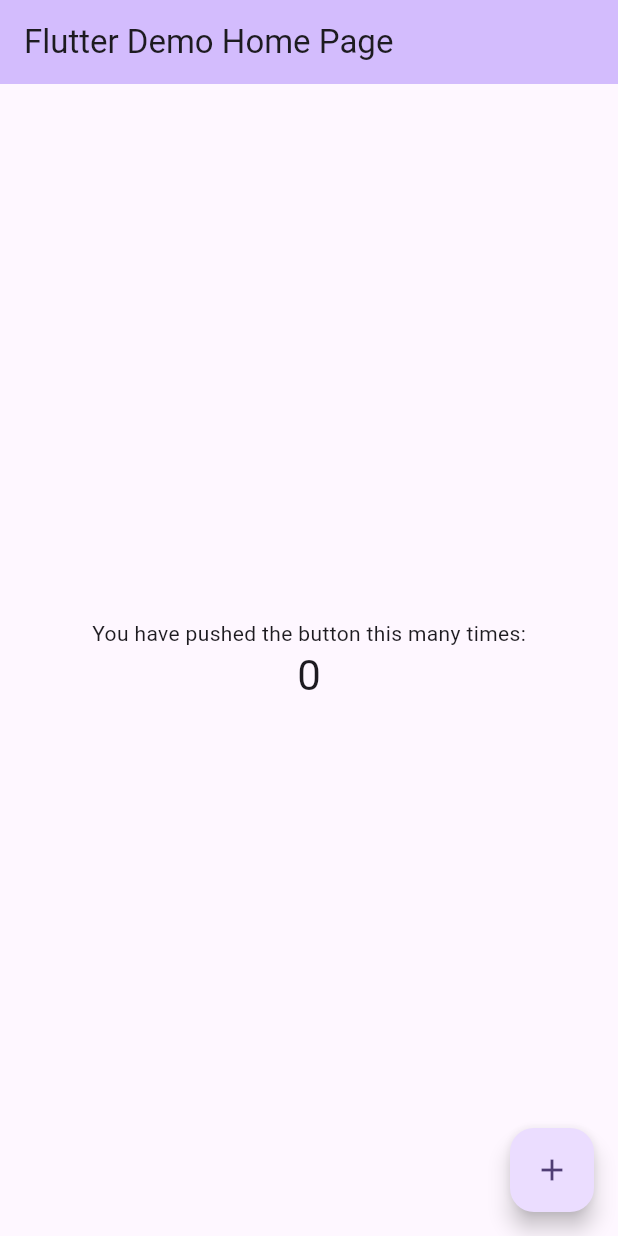
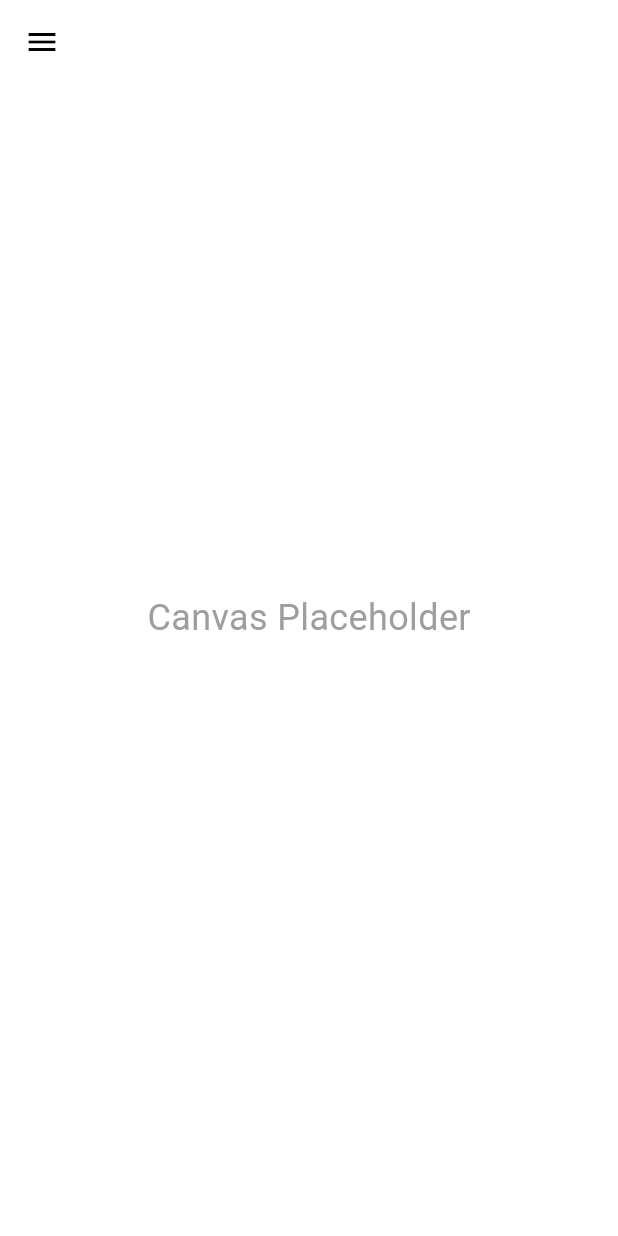
Before and after one commit to ntritran999/Drawing-App-MultiPlatform, a Flutter app: the screen it shows after launch, on a phone screen of 412 x 824 dp. Run offline on Flutter 3.47's test engine with Material 3 defaults, Android fonts, the phone set to English and light mode, and no system bars.

Commit message:
Feat: Implement draw and toRawData for point,line,rect and square. Create app scaffold in main.dart.

```diff
--- a/lib/main.dart
+++ b/lib/main.dart
@@ -7,115 +7,92 @@ void main() {
 class MyApp extends StatelessWidget {
   const MyApp({super.key});
 
-  // This widget is the root of your application.
   @override
   Widget build(BuildContext context) {
     return MaterialApp(
-      title: 'Flutter Demo',
+      title: 'Flutter Draw',
+      debugShowCheckedModeBanner: false,
       theme: ThemeData(
-        // This is the theme of your application.
-        //
-        // TRY THIS: Try running your application with "flutter run". You'll see
-        // the application has a purple toolbar. Then, without quitting the app,
-        // try changing the seedColor in the colorScheme below to Colors.green
-        // and then invoke "hot reload" (save your changes or press the "hot
-        // reload" button in a Flutter-supported IDE, or press "r" if you used
-        // the command line to start the app).
-        //
-        // Notice that the counter didn't reset back to zero; the application
-        // state is not lost during the reload. To reset the state, use hot
-        // restart instead.
-        //
-        // This works for code too, not just values: Most code changes can be
-        // tested with just a hot reload.
-        colorScheme: .fromSeed(seedColor: Colors.deepPurple),
+        colorScheme: ColorScheme.fromSeed(seedColor: Colors.blue),
+        useMaterial3: true,
       ),
-      home: const MyHomePage(title: 'Flutter Demo Home Page'),
+      home: const DrawingPage(),
     );
   }
 }
 
-class MyHomePage extends StatefulWidget {
-  const MyHomePage({super.key, required this.title});
-
-  // This widget is the home page of your application. It is stateful, meaning
-  // that it has a State object (defined below) that contains fields that affect
-  // how it looks.
-
-  // This class is the configuration for the state. It holds the values (in this
-  // case the title) provided by the parent (in this case the App widget) and
-  // used by the build method of the State. Fields in a Widget subclass are
-  // always marked "final".
-
-  final String title;
-
-  @override
-  State<MyHomePage> createState() => _MyHomePageState();
-}
-
-class _MyHomePageState extends State<MyHomePage> {
-  int _counter = 0;
-
-  void _incrementCounter() {
-    setState(() {
-      // This call to setState tells the Flutter framework that something has
-      // changed in this State, which causes it to rerun the build method below
-      // so that the display can reflect the updated values. If we changed
-      // _counter without calling setState(), then the build method would not be
-      // called again, and so nothing would appear to happen.
-      _counter++;
-    });
-  }
+class DrawingPage extends StatelessWidget {
+  const DrawingPage({super.key});
 
   @override
   Widget build(BuildContext context) {
-    // This method is rerun every time setState is called, for instance as done
-    // by the _incrementCounter method above.
-    //
-    // The Flutter framework has been optimized to make rerunning build methods
-    // fast, so that you can just rebuild anything that needs updating rather
-    // than having to individually change instances of widgets.
+    final isDesktop = MediaQuery.of(context).size.width >= 600;
+
+    final toolbar = Container(
+      width: 100,
+      decoration: BoxDecoration(
+        color: const Color(0xFF2A2A2A),
+        borderRadius: BorderRadius.circular(24),
+        boxShadow: [
+          BoxShadow(
+            color: Colors.black.withOpacity(0.2),
+            blurRadius: 10,
+            offset: const Offset(0, 4),
+          ),
+        ],
+      ),
+      child: const Center(
+        child: Text(
+          'Toolbar\nPlaceholder',
+          textAlign: TextAlign.center,
+          style: TextStyle(color: Colors.white),
+        ),
+      ),
+    );
+
     return Scaffold(
-      appBar: AppBar(
-        // TRY THIS: Try changing the color here to a specific color (to
-        // Colors.amber, perhaps?) and trigger a hot reload to see the AppBar
-        // change color while the other colors stay the same.
-        backgroundColor: Theme.of(context).colorScheme.inversePrimary,
-        // Here we take the value from the MyHomePage object that was created by
-        // the App.build method, and use it to set our appbar title.
-        title: Text(widget.title),
-      ),
-      body: Center(
-        // Center is a layout widget. It takes a single child and positions it
-        // in the middle of the parent.
-        child: Column(
-          // Column is also a layout widget. It takes a list of children and
-          // arranges them vertically. By default, it sizes itself to fit its
-          // children horizontally, and tries to be as tall as its parent.
-          //
-          // Column has various properties to control how it sizes itself and
-          // how it positions its children. Here we use mainAxisAlignment to
-          // center the children vertically; the main axis here is the vertical
-          // axis because Columns are vertical (the cross axis would be
-          // horizontal).
-          //
-          // TRY THIS: Invoke "debug painting" (choose the "Toggle Debug Paint"
-          // action in the IDE, or press "p" in the console), to see the
-          // wireframe for each widget.
-          mainAxisAlignment: .center,
+      backgroundColor: Colors.white,
+      appBar: isDesktop
+          ? null
+          : AppBar(
+              backgroundColor: Colors.transparent,
+              iconTheme: const IconThemeData(color: Colors.black),
+            ),
+      extendBodyBehindAppBar: true,
+      drawer: isDesktop
+          ? null
+          : Drawer(
+              backgroundColor: Colors.transparent,
+              width: 132,
+              child: SafeArea(
+                child: Padding(
+                  padding: const EdgeInsets.only(left: 16, top: 16, bottom: 16, right: 16),
+                  child: toolbar,
+                ),
+              ),
+            ),
+      body: SafeArea(
+        top: isDesktop,
+        bottom: false,
+        child: Stack(
           children: [
-            const Text('You have pushed the button this many times:'),
-            Text(
-              '$_counter',
-              style: Theme.of(context).textTheme.headlineMedium,
+            const Positioned.fill(
+              child: Center(
+                child: Text(
+                  'Canvas Placeholder',
+                  style: TextStyle(color: Colors.grey, fontSize: 24),
+                ),
+              ),
             ),
+            if (isDesktop)
+              Positioned(
+                left: 16,
+                top: 16,
+                bottom: 16,
+                child: toolbar,
+              ),
           ],
         ),
-      ),
-      floatingActionButton: FloatingActionButton(
-        onPressed: _incrementCounter,
-        tooltip: 'Increment',
-        child: const Icon(Icons.add),
       ),
     );
   }
```
Also changed, not shown: lib/models/base_shape.dart (+8 -1 lines), lib/models/line_shape.dart (+13 -3 lines), lib/models/point_shape.dart (+11 -3 lines), lib/models/rect_shape.dart (+15 -3 lines), lib/models/square_shape.dart (+15 -3 lines).
